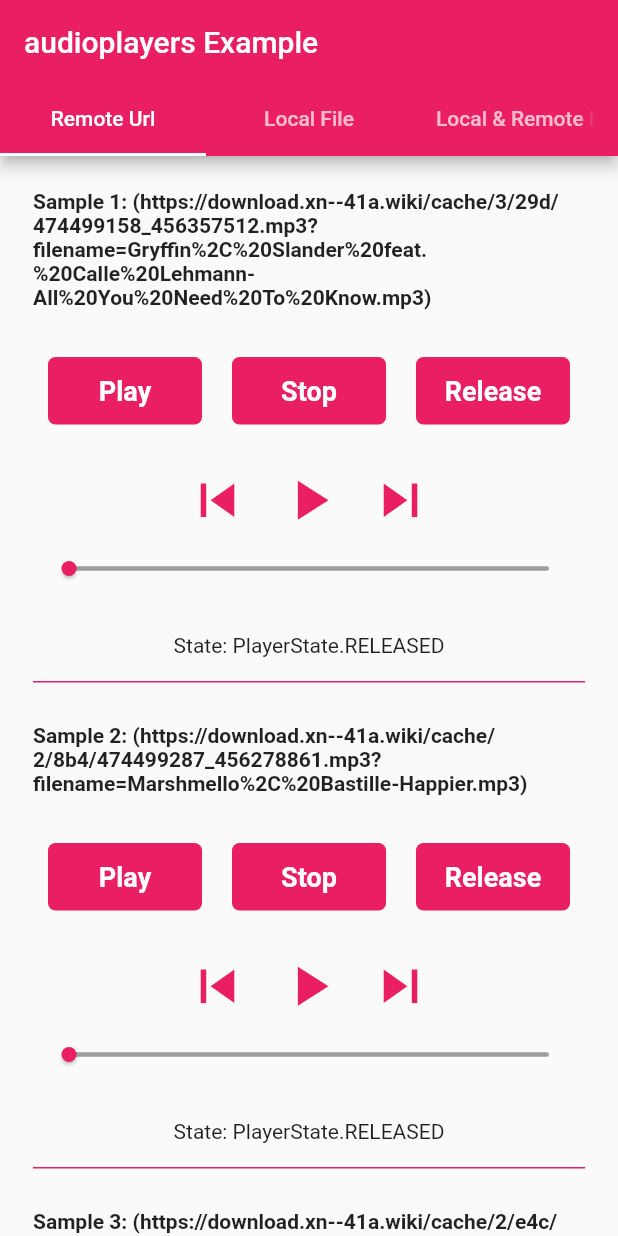
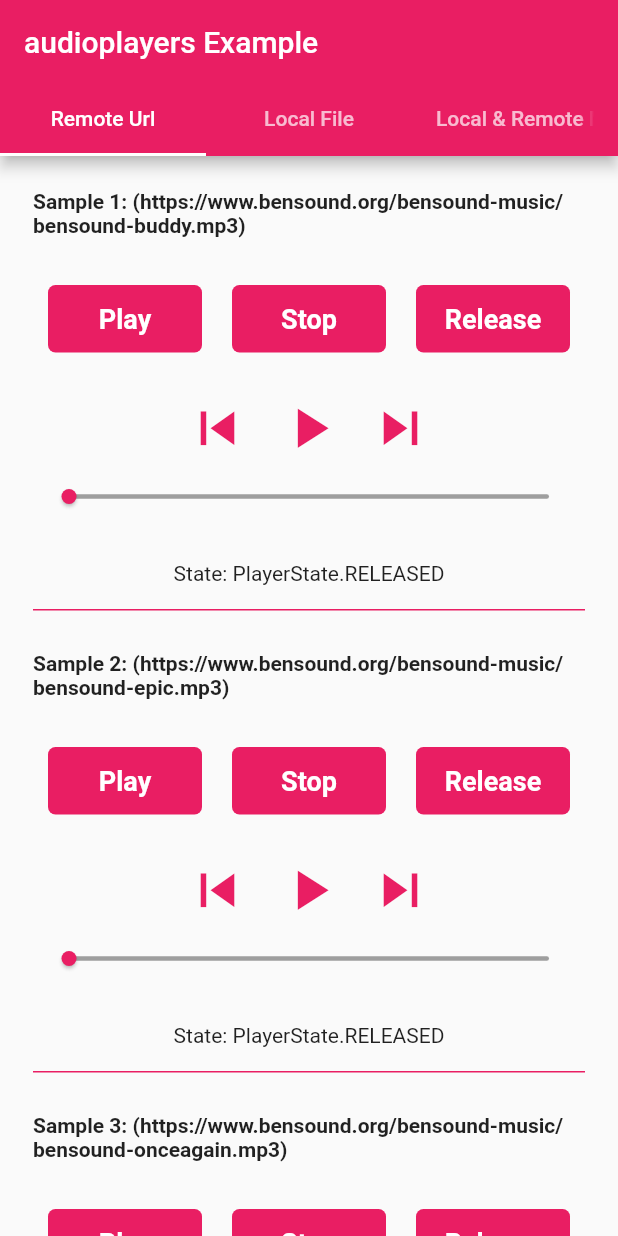
Before and after one commit to danielR2001/flutter_exoplayer, a Flutter app: the screen it shows after launch, after a tap on "Play", on a phone screen of 412 x 824 dp. Run offline on Flutter 3.47's test engine with Material 2 defaults, Android fonts, the phone set to English and light mode, and no system bars.

Commit message:
changed songs source and added credits + updated example readme +fixed dispose!!!

```diff
--- a/example/lib/main.dart
+++ b/example/lib/main.dart
@@ -7,12 +7,9 @@ import 'package:path_provider/path_provider.dart';
 import 'player_widget.dart';
 import 'package:http/http.dart';
 
-const kUrl1 =
-    'https://download.xn--41a.wiki/cache/3/29d/474499158_456357512.mp3?filename=Gryffin%2C%20Slander%20feat.%20Calle%20Lehmann-All%20You%20Need%20To%20Know.mp3';
-const kUrl2 =
-    'https://download.xn--41a.wiki/cache/2/8b4/474499287_456278861.mp3?filename=Marshmello%2C%20Bastille-Happier.mp3';
-const kUrl3 =
-    'https://download.xn--41a.wiki/cache/2/e4c/474499265_456325543.mp3?filename=Avicii-Wake%20Me%20Up.mp3';
+const kUrl1 = 'https://www.bensound.org/bensound-music/bensound-buddy.mp3';
+const kUrl2 = 'https://www.bensound.org/bensound-music/bensound-epic.mp3';
+const kUrl3 = 'https://www.bensound.org/bensound-music/bensound-onceagain.mp3';
 //const kUrl3 = 'http://bbcmedia.ic.llnwd.net/stream/bbcmedia_radio1xtra_mf_p';
 final List<String> urls = [kUrl1, kUrl2, kUrl3];
 
@@ -65,6 +62,13 @@ class _ExampleAppState extends State<ExampleApp> {
           style: TextStyle(fontWeight: FontWeight.bold),
         ),
         PlayerWidget(urls: urls),
+        Text(
+          "Credit to www.bensound.com for the music and images",
+          style: TextStyle(
+            color: Colors.grey,
+            fontSize: 12,
+          ),
+        ),
       ]),
     );
   }
@@ -74,9 +78,14 @@ class _ExampleAppState extends State<ExampleApp> {
       Text('File: $kUrl1'),
       _btn('Download File to your Device', () => _loadFile()),
       Text('Current local file path: $localFilePath'),
-      localFilePath == null
-          ? Container()
-          : PlayerWidget(url: localFilePath),
+      localFilePath == null ? Container() : PlayerWidget(url: localFilePath),
+      Text(
+        "Credit to www.bensound.com for the music and images",
+        style: TextStyle(
+          color: Colors.grey,
+          fontSize: 12,
+        ),
+      ),
     ]);
   }
 
@@ -86,7 +95,14 @@ class _ExampleAppState extends State<ExampleApp> {
       _btn('Download File to your Device', () => _loadFile()),
       localFilePath == null
           ? Container()
-          : PlayerWidget(urls: [localFilePath,kUrl2,kUrl3]),
+          : PlayerWidget(urls: [localFilePath, kUrl2, kUrl3]),
+      Text(
+        "Credit to www.bensound.com for the music and images",
+        style: TextStyle(
+          color: Colors.grey,
+          fontSize: 12,
+        ),
+      ),
     ]);
   }
 
@@ -130,7 +146,11 @@ class _ExampleAppState extends State<ExampleApp> {
           title: Text('audioplayers Example'),
         ),
         body: TabBarView(
-          children: [remoteUrl(), localFile(), localAndRemote()],
+          children: [
+            remoteUrl(),
+            localFile(),
+            localAndRemote(),
+          ],
         ),
       ),
     );
--- a/example/lib/player_widget.dart
+++ b/example/lib/player_widget.dart
@@ -238,15 +238,14 @@ class _PlayerWidgetState extends State<PlayerWidget> {
   }
 
   Future<void> _play() async {
-    AudioObject audioObject = AudioObject(
-        smallIconFileName: "ic_launcher",
-        title: "title",
-        subTitle: "artist",
-        largeIconUrl:
-            "https://www.clashmusic.com/sites/default/files/field/image/BobMarley_0.jpg",
-        isLocal: false,
-        notificationMode: NotificationMode.BOTH);
     if (url != null) {
+      AudioObject audioObject = AudioObject(
+          smallIconFileName: "ic_launcher",
+          title: "title",
+          subTitle: "artist",
+          largeIconUrl: "https://www.bensound.com/bensound-img/buddy.jpg",
+          isLocal: false,
+          notificationMode: NotificationMode.BOTH);
       await _audioPlayer.play(url,
           repeatMode: true,
           respectAudioFocus: true,
@@ -257,25 +256,22 @@ class _PlayerWidgetState extends State<PlayerWidget> {
         AudioObject(
             smallIconFileName: "ic_launcher",
             title: "title1",
-            subTitle: "artist1",
-            largeIconUrl:
-                "https://d3vhc53cl8e8km.cloudfront.net/hello-staging/wp-content/uploads/2016/01/07185911/lyENmGPExUMOmaMngcMplWHy64QeAr0PxWpJHDwA-972x597.jpeg",
+            subTitle: "artist2",
+            largeIconUrl: "https://www.bensound.com/bensound-img/buddy.jpg",
             isLocal: false,
             notificationMode: NotificationMode.BOTH),
         AudioObject(
             smallIconFileName: "ic_launcher",
             title: "title2",
-            subTitle: "artist2",
-            largeIconUrl:
-                "https://specials-images.forbesimg.com/imageserve/5be1e2a3a7ea437059163919/960x0.jpg?cropX1=0&cropX2=1999&cropY1=0&cropY2=1999",
+            subTitle: "artist3",
+            largeIconUrl: "https://www.bensound.com/bensound-img/epic.jpg",
             isLocal: false,
             notificationMode: NotificationMode.BOTH),
         AudioObject(
             smallIconFileName: "ic_launcher",
             title: "title3",
             subTitle: "artist3",
-            largeIconUrl:
-                "https://mixmag.net/assets/uploads/images/_full/aviciiobit.jpg",
+            largeIconUrl: "https://www.bensound.com/bensound-img/onceagain.jpg",
             isLocal: false,
             notificationMode: NotificationMode.BOTH),
       ];
@@ -289,26 +285,44 @@ class _PlayerWidgetState extends State<PlayerWidget> {
   }
 
   Future<void> _resume() async {
-    await _audioPlayer.resume();
+    final int result = await _audioPlayer.resume();
+    if (result != 1) {
+      print("something went wrong in resume method :(");
+    }
   }
 
   Future<void> _pause() async {
-    await _audioPlayer.pause();
+    final int result = await _audioPlayer.pause();
+    if (result != 1) {
+      print("something went wrong in pause method :(");
+    }
   }
 
   Future<void> _stop() async {
-    await _audioPlayer.stop();
+    final int result = await _audioPlayer.stop();
+    if (result != 1) {
+      print("something went wrong in stop method :(");
+    }
   }
 
   Future<void> _release() async {
-    await _audioPlayer.release();
+    final int result = await _audioPlayer.release();
+    if (result != 1) {
+      print("something went wrong in release method :(");
+    }
   }
 
   Future<void> _next() async {
-    await _audioPlayer.next();
+    final int result = await _audioPlayer.next();
+    if (result != 1) {
+      print("something went wrong in resume next :(");
+    }
   }
 
   Future<void> _previous() async {
-    await _audioPlayer.previous();
+    final int result = await _audioPlayer.previous();
+    if (result != 1) {
+      print("something went wrong in previous method :(");
+    }
   }
 }
```
Also changed, not shown: 5 other files.
